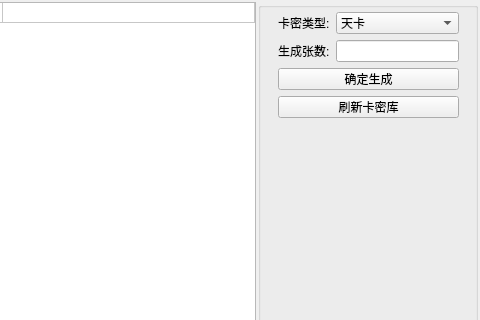
Qt form ui/wnd_server.ui (decenfrontier/PyNetAuth) before a commit; both pictures show x 617 to 1097 and y 0 to 320 of the 1097 by 633 pixel window.
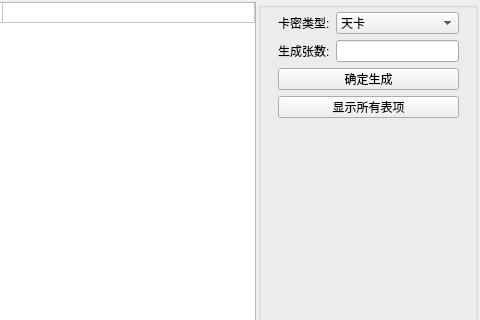
The same form after that commit. The open tabs and pages were chosen to show the change.

```diff
--- a/ui/wnd_server.ui
+++ b/ui/wnd_server.ui
@@ -834,7 +834,7 @@
               <item row="6" column="0" colspan="2">
                <widget class="QPushButton" name="btn_card_refresh">
                 <property name="text">
-                 <string>刷新卡密库</string>
+                 <string>显示所有表项</string>
                 </property>
                </widget>
               </item>
```
Left out of the diff: 6 changed lines with no effect on the pictures.
